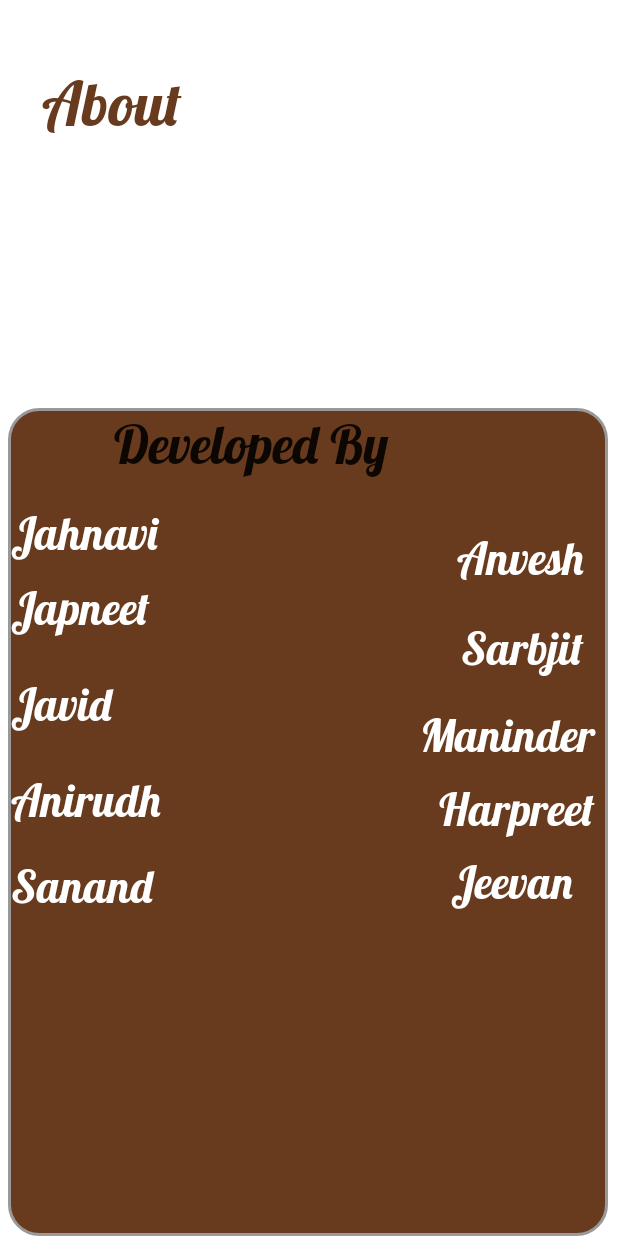
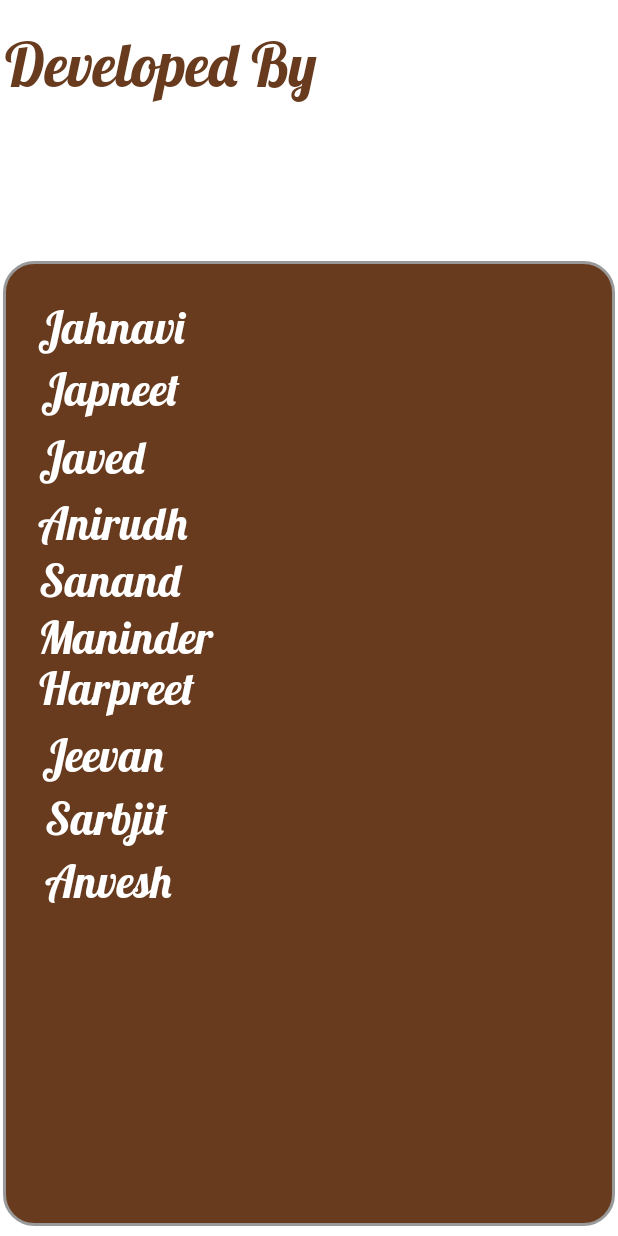
Before and after one commit to rayalajeevan/StarvingSnake, an Android app: the AboutActivity screen opened directly, with no data from a screen before it, on a phone screen of 412 x 824 dp. Run offline under Robolectric (Android 15) with nearby library versions, the phone set to English and light mode, and no system bars.

Commit message:
added final one

```diff
--- a/app/src/main/java/com/example/starvingsnake/GameLevelsActivity.kt
+++ b/app/src/main/java/com/example/starvingsnake/GameLevelsActivity.kt
@@ -18,21 +18,20 @@ class GameLevelsActivity : AppCompatActivity() {
             intent.putExtra("Username",user_name)
             intent.putExtra("level",3)
             startActivity(intent)
-            finish()
         }
         med_btn.setOnClickListener {
             val intent = Intent(this, PlayingAreaActivity::class.java)
             intent.putExtra("Username",user_name)
             intent.putExtra("level",2)
             startActivity(intent)
-            finish()
+
         }
         easy_btn.setOnClickListener {
             val intent = Intent(this, PlayingAreaActivity::class.java)
             intent.putExtra("Username",user_name)
             intent.putExtra("level",1)
             startActivity(intent)
-            finish()
+
         }
         val ani_slide_up=android.view.animation.AnimationUtils.loadAnimation(applicationContext,R.animator.left_to_right_slide)
         easy_btn.startAnimation(ani_slide_up)
--- /dev/null
+++ b/app/src/main/res/drawable/ic_baseline_filter_list_24.xml
@@ -0,0 +1,5 @@
+<vector android:height="24dp" android:tint="#000000"
+    android:viewportHeight="24" android:viewportWidth="24"
+    android:width="24dp" xmlns:android="http://schemas.android.com/apk/res/android">
+    <path android:fillColor="@android:color/white" android:pathData="M10,18h4v-2h-4v2zM3,6v2h18L21,6L3,6zM6,13h12v-2L6,11v2z"/>
+</vector>
--- a/app/src/main/res/layout/activity_about.xml
+++ b/app/src/main/res/layout/activity_about.xml
@@ -8,54 +8,41 @@
 
 
     <TextView
+        android:id="@id/about"
         android:layout_width="261dp"
         android:layout_height="66dp"
-        android:id="@id/about"
         android:fontFamily="@font/lobsterregular"
-        android:text="About"
+        android:text="Developed By"
         android:textColor="@color/orange_200"
         android:textSize="40sp"
         app:layout_constraintBottom_toBottomOf="parent"
         app:layout_constraintEnd_toEndOf="parent"
-        app:layout_constraintHorizontal_bias="0.186"
+        app:layout_constraintHorizontal_bias="0.02"
         app:layout_constraintStart_toStartOf="parent"
         app:layout_constraintTop_toTopOf="parent"
-        app:layout_constraintVertical_bias="0.058" />
+        app:layout_constraintVertical_bias="0.024" />
 
     <RelativeLayout
         android:id="@+id/relative_about"
-        android:layout_width="400dp"
-        android:layout_height="552dp"
+        android:layout_width="408dp"
+        android:layout_height="643dp"
         android:background="@drawable/roudned_layiut"
         app:layout_constraintBottom_toBottomOf="parent"
         app:layout_constraintEnd_toEndOf="parent"
-        app:layout_constraintHorizontal_bias="0.454"
         app:layout_constraintStart_toStartOf="parent"
         app:layout_constraintTop_toTopOf="parent"
-        app:layout_constraintVertical_bias="1.0">
-
-        <TextView
-            android:id="@+id/developed_by"
-            android:layout_width="266dp"
-            android:layout_height="56dp"
-            android:layout_alignParentEnd="true"
-            android:layout_marginEnd="61dp"
-            android:fontFamily="@font/lobsterregular"
-            android:text="Developed By"
-            android:textSize="35sp"
-            app:layout_constraintBottom_toBottomOf="parent"
-            app:layout_constraintEnd_toEndOf="parent"
-            app:layout_constraintHorizontal_bias="0.117"
-            app:layout_constraintStart_toStartOf="parent"
-            app:layout_constraintTop_toTopOf="parent"
-            app:layout_constraintVertical_bias="0.18" />
+        app:layout_constraintVertical_bias="0.962">
 
         <TextView
             android:id="@+id/developer_2"
             android:layout_width="261dp"
             android:layout_height="40dp"
+            android:layout_alignParentStart="true"
+            android:layout_alignParentEnd="true"
             android:layout_alignParentBottom="true"
-            android:layout_marginBottom="210dp"
+            android:layout_marginStart="22dp"
+            android:layout_marginEnd="125dp"
+            android:layout_marginBottom="407dp"
             android:fontFamily="@font/lobsterregular"
             android:text="Sanand"
             android:textColor="@color/white"
@@ -71,169 +58,192 @@
             android:id="@+id/developer_3"
             android:layout_width="144dp"
             android:layout_height="wrap_content"
+            android:layout_alignParentStart="true"
             android:layout_alignParentEnd="true"
             android:layout_alignParentBottom="true"
-            android:layout_marginEnd="-33dp"
-            android:layout_marginBottom="256dp"
+            android:layout_marginStart="22dp"
+            android:layout_marginEnd="241dp"
+            android:layout_marginBottom="330dp"
             android:fontFamily="@font/lobsterregular"
             android:text="Harpreet"
             android:textColor="@color/white"
             android:textSize="30sp"
             app:layout_constraintBottom_toBottomOf="parent"
             app:layout_constraintEnd_toEndOf="parent"
-            app:layout_constraintHorizontal_bias="0.656"
+            app:layout_constraintHorizontal_bias="0.56"
             app:layout_constraintStart_toStartOf="parent"
-            app:layout_constraintTop_toTopOf="parent" />
+            app:layout_constraintTop_toTopOf="parent"
+            app:layout_constraintVertical_bias="0.345" />
 
         <TextView
             android:id="@+id/developer_4"
             android:layout_width="270dp"
             android:layout_height="38dp"
+            android:layout_alignParentStart="true"
+            android:layout_alignParentEnd="true"
             android:layout_alignParentBottom="true"
-            android:layout_marginBottom="269dp"
+            android:layout_marginStart="21dp"
+            android:layout_marginEnd="116dp"
+            android:layout_marginBottom="447dp"
             android:fontFamily="@font/lobsterregular"
             android:text="Anirudh"
             android:textColor="@color/white"
             android:textSize="30sp"
             app:layout_constraintBottom_toBottomOf="parent"
             app:layout_constraintEnd_toEndOf="parent"
-            app:layout_constraintHorizontal_bias="0.597"
+            app:layout_constraintHorizontal_bias="0.56"
             app:layout_constraintStart_toStartOf="parent"
             app:layout_constraintTop_toTopOf="parent"
-            app:layout_constraintVertical_bias="0.275" />
+            app:layout_constraintVertical_bias="0.345" />
 
         <TextView
             android:id="@+id/developer_5"
             android:layout_width="163dp"
             android:layout_height="33dp"
+            android:layout_alignParentStart="true"
             android:layout_alignParentEnd="true"
             android:layout_alignParentBottom="true"
-            android:layout_marginEnd="-40dp"
-            android:layout_marginBottom="317dp"
+            android:layout_marginStart="21dp"
+            android:layout_marginEnd="224dp"
+            android:layout_marginBottom="376dp"
             android:fontFamily="@font/lobsterregular"
             android:text="Maninder"
             android:textColor="@color/white"
             android:textSize="30sp"
             app:layout_constraintBottom_toBottomOf="parent"
             app:layout_constraintEnd_toEndOf="parent"
-            app:layout_constraintHorizontal_bias="0.815"
+            app:layout_constraintHorizontal_bias="0.56"
             app:layout_constraintStart_toStartOf="parent"
             app:layout_constraintTop_toTopOf="parent"
-            app:layout_constraintVertical_bias="0.669" />
+            app:layout_constraintVertical_bias="0.345" />
 
         <TextView
             android:id="@+id/developer_6"
             android:layout_width="275dp"
             android:layout_height="wrap_content"
+            android:layout_alignParentStart="true"
             android:layout_alignParentEnd="true"
             android:layout_alignParentBottom="true"
-            android:layout_marginEnd="123dp"
-            android:layout_marginBottom="326dp"
+            android:layout_marginStart="22dp"
+            android:layout_marginEnd="110dp"
+            android:layout_marginBottom="484dp"
             android:fontFamily="@font/lobsterregular"
-            android:text="Javid"
+            android:text="Javed"
             android:textColor="@color/white"
             android:textSize="30sp"
             app:layout_constraintBottom_toBottomOf="parent"
             app:layout_constraintEnd_toEndOf="parent"
-            app:layout_constraintHorizontal_bias="0.815"
+            app:layout_constraintHorizontal_bias="0.56"
             app:layout_constraintStart_toStartOf="parent"
             app:layout_constraintTop_toTopOf="parent"
-            app:layout_constraintVertical_bias="0.669" />
+            app:layout_constraintVertical_bias="0.345" />
 
         <TextView
             android:id="@+id/developer_7"
             android:layout_width="102dp"
             android:layout_height="wrap_content"
+            android:layout_alignParentStart="true"
             android:layout_alignParentEnd="true"
             android:layout_alignParentBottom="true"
-            android:layout_marginEnd="-6dp"
-            android:layout_marginBottom="363dp"
+            android:layout_marginStart="26dp"
+            android:layout_marginEnd="279dp"
+            android:layout_marginBottom="243dp"
             android:fontFamily="@font/lobsterregular"
             android:text="Sarbjit"
             android:textColor="@color/white"
             android:textSize="30sp"
             app:layout_constraintBottom_toBottomOf="parent"
             app:layout_constraintEnd_toEndOf="parent"
-            app:layout_constraintHorizontal_bias="0.672"
+            app:layout_constraintHorizontal_bias="0.56"
             app:layout_constraintStart_toStartOf="parent"
             app:layout_constraintTop_toTopOf="parent"
-            app:layout_constraintVertical_bias="0.765" />
+            app:layout_constraintVertical_bias="0.345" />
 
         <TextView
             android:id="@+id/developer_8"
-            android:layout_width="279dp"
+            android:layout_width="160dp"
             android:layout_height="wrap_content"
+            android:layout_alignParentStart="true"
             android:layout_alignParentEnd="true"
             android:layout_alignParentBottom="true"
-            android:layout_marginEnd="119dp"
-            android:layout_marginBottom="390dp"
+            android:layout_marginStart="23dp"
+            android:layout_marginEnd="224dp"
+            android:layout_marginBottom="529dp"
             android:fontFamily="@font/lobsterregular"
             android:text="Japneet"
             android:textColor="@color/white"
             android:textSize="30sp"
             app:layout_constraintBottom_toBottomOf="parent"
             app:layout_constraintEnd_toEndOf="parent"
-            app:layout_constraintHorizontal_bias="0.621"
+            app:layout_constraintHorizontal_bias="0.56"
             app:layout_constraintStart_toStartOf="parent"
             app:layout_constraintTop_toTopOf="parent"
-            app:layout_constraintVertical_bias="0.867" />
+            app:layout_constraintVertical_bias="0.345" />
 
         <TextView
             android:id="@+id/developer_9"
             android:layout_width="108dp"
             android:layout_height="wrap_content"
+            android:layout_alignParentStart="true"
             android:layout_alignParentEnd="true"
             android:layout_alignParentBottom="true"
-            android:layout_marginEnd="-9dp"
-            android:layout_marginBottom="423dp"
+            android:layout_marginStart="26dp"
+            android:layout_marginEnd="273dp"
+            android:layout_marginBottom="201dp"
             android:fontFamily="@font/lobsterregular"
             android:text="Anvesh"
             android:textColor="@color/white"
             android:textSize="30sp"
             app:layout_constraintBottom_toBottomOf="parent"
             app:layout_constraintEnd_toEndOf="parent"
-            app:layout_constraintHorizontal_bias="0.63"
+            app:layout_constraintHorizontal_bias="0.56"
             app:layout_constraintStart_toStartOf="parent"
             app:layout_constraintTop_toTopOf="parent"
-            app:layout_constraintVertical_bias="0.946" />
+            app:layout_constraintVertical_bias="0.345" />
 
         <TextView
             android:id="@+id/developer_10"
-            android:layout_width="236dp"
-            android:layout_height="wrap_content"
+            android:layout_width="wrap_content"
+            android:layout_height="36dp"
+            android:layout_alignParentStart="true"
+            android:layout_alignParentTop="true"
             android:layout_alignParentEnd="true"
             android:layout_alignParentBottom="true"
-            android:layout_marginEnd="166dp"
-            android:layout_marginBottom="440dp"
+            android:layout_marginStart="21dp"
+            android:layout_marginTop="23dp"
+            android:layout_marginEnd="152dp"
+            android:layout_marginBottom="562dp"
             android:fontFamily="@font/lobsterregular"
             android:text="Jahnavi"
             android:textColor="@color/white"
             android:textSize="30sp"
             app:layout_constraintBottom_toBottomOf="parent"
             app:layout_constraintEnd_toEndOf="parent"
-            app:layout_constraintHorizontal_bias="0.705"
+            app:layout_constraintHorizontal_bias="0.56"
             app:layout_constraintStart_toStartOf="parent"
             app:layout_constraintTop_toTopOf="parent"
-            app:layout_constraintVertical_bias="0.589" />
+            app:layout_constraintVertical_bias="0.345" />
 
         <TextView
             android:id="@+id/developer_"
             android:layout_width="106dp"
             android:layout_height="wrap_content"
+            android:layout_alignParentStart="true"
             android:layout_alignParentEnd="true"
             android:layout_alignParentBottom="true"
-            android:layout_marginEnd="-3dp"
-            android:layout_marginBottom="207dp"
+            android:layout_marginStart="24dp"
+            android:layout_marginEnd="277dp"
+            android:layout_marginBottom="285dp"
             android:fontFamily="@font/lobsterregular"
             android:text="Jeevan"
             android:textColor="@color/white"
             android:textSize="30sp"
             app:layout_constraintBottom_toBottomOf="parent"
             app:layout_constraintEnd_toEndOf="parent"
-            app:layout_constraintHorizontal_bias="0.705"
+            app:layout_constraintHorizontal_bias="0.56"
             app:layout_constraintStart_toStartOf="parent"
             app:layout_constraintTop_toTopOf="parent"
-            app:layout_constraintVertical_bias="0.589" />
+            app:layout_constraintVertical_bias="0.345" />
 
     </RelativeLayout>
 
--- a/app/src/main/res/values/strings.xml
+++ b/app/src/main/res/values/strings.xml
@@ -9,4 +9,7 @@
 
     <string name="hello_first_fragment">Hello first fragment</string>
     <string name="hello_second_fragment">Hello second fragment. Arg: %1$s</string>
+    <string name="easy_string">Easy</string>
+    <string name="medium_string">Medium</string>
+    <string name="high_string">High</string>
 </resources>
```
Also changed, not shown: app/src/main/java/com/example/starvingsnake/DatabaseAdapter.kt (+16 -5 lines), app/src/main/java/com/example/starvingsnake/HighScoresActivity.kt (+92 -45 lines), app/src/main/java/com/example/starvingsnake/PlayingAreaActivity.kt (+77 -52 lines), app/src/main/res/layout/activity_game_levels.xml (+13 -13 lines), app/src/main/res/layout/activity_high_scores.xml (+33 -17 lines), app/src/main/res/layout/activity_home_page.xml (+20 -20 lines), app/src/main/res/menu/menu_main.xml (+16 -8 lines).
